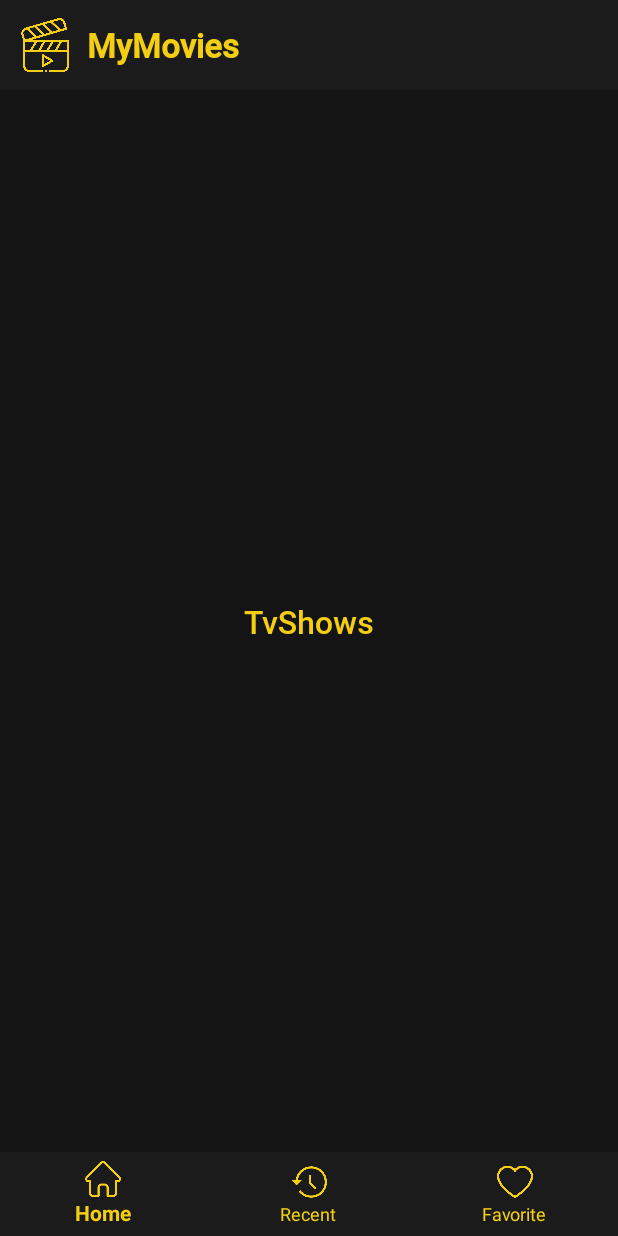
After one commit to muammarahlnn/MyMovies-kt, an Android app: the fragment TvShowsFragment placed in its activity, on a phone screen of 412 x 824 dp. The commit adds this screen. Run offline under Robolectric (Android 15) with nearby library versions, the phone set to English and light mode, and no system bars; 1 statement that could not run was skipped.

Commit message:
add viewpager in home fragment

```diff
--- a/app/build.gradle
+++ b/app/build.gradle
@@ -9,7 +9,7 @@ android {
     buildToolsVersion "30.0.3"
 
     defaultConfig {
-        applicationId "com.ardnn.mymovies"
+        applicationId "com.ardnn.mymovieskt"
         minSdkVersion 21
         targetSdkVersion 30
         versionCode 1
--- a/app/src/main/java/com/ardnn/mymovies/activities/MainActivity.kt
+++ b/app/src/main/java/com/ardnn/mymovies/activities/MainActivity.kt
@@ -8,6 +8,7 @@ import com.ardnn.mymovies.R
 import androidx.fragment.app.Fragment
 import androidx.fragment.app.FragmentManager
 import com.ardnn.mymovies.fragments.FavoriteFragment
+import com.ardnn.mymovies.fragments.HomeFragment
 import com.ardnn.mymovies.fragments.MoviesFragment
 import com.ardnn.mymovies.fragments.RecentFragment
 import com.google.android.material.bottomnavigation.BottomNavigationView
@@ -19,11 +20,11 @@ class MainActivity : AppCompatActivity(), BottomNavigationView.OnNavigationItemS
     private lateinit var tvTitle: TextView
 
     // fragments
-    private val fragmentMovies: Fragment = MoviesFragment()
+    private val fragmentHome: Fragment = HomeFragment()
     private val fragmentRecent: Fragment = RecentFragment()
     private val fragmentFavorite: Fragment = FavoriteFragment()
     private val fragmentManager: FragmentManager = supportFragmentManager
-    private var fragmentActive: Fragment = fragmentMovies
+    private var fragmentActive: Fragment = fragmentHome
 
     override fun onCreate(savedInstanceState: Bundle?) {
         super.onCreate(savedInstanceState)
@@ -43,7 +44,7 @@ class MainActivity : AppCompatActivity(), BottomNavigationView.OnNavigationItemS
     private fun addFragmentsToFragmentManager() {
         // add main fragments and hide other fragments
         fragmentManager.beginTransaction()
-            .add(R.id.fl_content_main, fragmentMovies)
+            .add(R.id.fl_content_main, fragmentHome)
             .commit()
         fragmentManager.beginTransaction()
             .add(R.id.fl_content_main, fragmentRecent)
@@ -60,7 +61,7 @@ class MainActivity : AppCompatActivity(), BottomNavigationView.OnNavigationItemS
         when (item.itemId) {
             R.id.item_home_main -> {
                 tvTitle.text = resources.getString(R.string.app_name)
-                tempFragment = fragmentMovies
+                tempFragment = fragmentHome
             }
             R.id.item_recent_main -> {
                 tvTitle.text = resources.getString(R.string.recent)
--- /dev/null
+++ b/app/src/main/java/com/ardnn/mymovies/adapters/HomeAdapter.kt
@@ -0,0 +1,26 @@
+package com.ardnn.mymovies.adapters
+
+import androidx.fragment.app.Fragment
+import androidx.fragment.app.FragmentManager
+import androidx.lifecycle.Lifecycle
+import androidx.viewpager2.adapter.FragmentStateAdapter
+import com.ardnn.mymovies.fragments.MoviesFragment
+import com.ardnn.mymovies.fragments.TvShowsFragment
+
+class HomeAdapter(fragmentManager: FragmentManager, lifecycle: Lifecycle) :
+    FragmentStateAdapter(fragmentManager, lifecycle) {
+
+
+    override fun createFragment(position: Int): Fragment {
+        return if (position == 0) {
+            MoviesFragment()
+        } else {
+            TvShowsFragment()
+        }
+    }
+
+    override fun getItemCount(): Int {
+        return 2
+    }
+
+}
--- /dev/null
+++ b/app/src/main/java/com/ardnn/mymovies/fragments/HomeFragment.kt
@@ -0,0 +1,73 @@
+package com.ardnn.mymovies.fragments
+
+import android.os.Bundle
+import androidx.fragment.app.Fragment
+import android.view.LayoutInflater
+import android.view.View
+import android.view.ViewGroup
+import androidx.fragment.app.FragmentManager
+import androidx.viewpager2.widget.ViewPager2
+import com.ardnn.mymovies.R
+import com.ardnn.mymovies.adapters.HomeAdapter
+import com.google.android.material.tabs.TabLayout
+
+class HomeFragment : Fragment() {
+
+    // classes
+    private lateinit var homeAdapter: HomeAdapter
+
+    // widgets
+    private lateinit var tlHome: TabLayout
+    private lateinit var vp2Home: ViewPager2
+
+
+    override fun onCreateView(
+        inflater: LayoutInflater, container: ViewGroup?,
+        savedInstanceState: Bundle?
+    ): View {
+        // Inflate the layout for this fragment
+        val view: View = inflater.inflate(R.layout.fragment_home, container, false)
+
+        // initialize widgets
+        tlHome = view.findViewById(R.id.tl_home)
+        vp2Home = view.findViewById(R.id.vp2_home)
+
+        // set home adapter
+        val fragmentManager: FragmentManager? = activity?.supportFragmentManager
+        if (fragmentManager != null) {
+            homeAdapter = HomeAdapter(fragmentManager, lifecycle)
+            vp2Home.adapter = homeAdapter
+        }
+
+        // add tablayout's tab
+        tlHome.addTab(tlHome.newTab().setText("Movies"))
+        tlHome.addTab(tlHome.newTab().setText("Tv Shows"))
+        tlHome.addOnTabSelectedListener(object : TabLayout.OnTabSelectedListener {
+            override fun onTabSelected(tab: TabLayout.Tab?) {
+                if (tab != null) {
+                    vp2Home.currentItem = tab.position
+                }
+            }
+
+            override fun onTabUnselected(tab: TabLayout.Tab?) {
+                // do nothing
+            }
+
+            override fun onTabReselected(tab: TabLayout.Tab?) {
+                // do nothing
+            }
+
+        })
+
+        // if pager slided
+        vp2Home.registerOnPageChangeCallback(object: ViewPager2.OnPageChangeCallback() {
+            override fun onPageSelected(position: Int) {
+                super.onPageSelected(position)
+
+                tlHome.selectTab(tlHome.getTabAt(position))
+            }
+        })
+
+        return view
+    }
+}
--- a/app/src/main/java/com/ardnn/mymovies/fragments/MoviesFragment.kt
+++ b/app/src/main/java/com/ardnn/mymovies/fragments/MoviesFragment.kt
@@ -8,6 +8,7 @@ import android.view.View
 import android.view.ViewGroup
 import android.widget.ProgressBar
 import android.widget.Toast
+import androidx.constraintlayout.widget.ConstraintLayout
 import androidx.recyclerview.widget.GridLayoutManager
 import androidx.recyclerview.widget.RecyclerView
 import androidx.swiperefreshlayout.widget.SwipeRefreshLayout
--- /dev/null
+++ b/app/src/main/java/com/ardnn/mymovies/fragments/TvShowsFragment.kt
@@ -0,0 +1,60 @@
+package com.ardnn.mymovies.fragments
+
+import android.os.Bundle
+import androidx.fragment.app.Fragment
+import android.view.LayoutInflater
+import android.view.View
+import android.view.ViewGroup
+import com.ardnn.mymovies.R
+
+// TODO: Rename parameter arguments, choose names that match
+// the fragment initialization parameters, e.g. ARG_ITEM_NUMBER
+private const val ARG_PARAM1 = "param1"
+private const val ARG_PARAM2 = "param2"
+
+/**
+ * A simple [Fragment] subclass.
+ * Use the [TvShowsFragment.newInstance] factory method to
+ * create an instance of this fragment.
+ */
+class TvShowsFragment : Fragment() {
+    // TODO: Rename and change types of parameters
+    private var param1: String? = null
+    private var param2: String? = null
+
+    override fun onCreate(savedInstanceState: Bundle?) {
+        super.onCreate(savedInstanceState)
+        arguments?.let {
+            param1 = it.getString(ARG_PARAM1)
+            param2 = it.getString(ARG_PARAM2)
+        }
+    }
+
+    override fun onCreateView(
+        inflater: LayoutInflater, container: ViewGroup?,
+        savedInstanceState: Bundle?
+    ): View? {
+        // Inflate the layout for this fragment
+        return inflater.inflate(R.layout.fragment_tv_shows, container, false)
+    }
+
+    companion object {
+        /**
+         * Use this factory method to create a new instance of
+         * this fragment using the provided parameters.
+         *
+         * @param param1 Parameter 1.
+         * @param param2 Parameter 2.
+         * @return A new instance of fragment TvShowsFragment.
+         */
+        // TODO: Rename and change types and number of parameters
+        @JvmStatic
+        fun newInstance(param1: String, param2: String) =
+            TvShowsFragment().apply {
+                arguments = Bundle().apply {
+                    putString(ARG_PARAM1, param1)
+                    putString(ARG_PARAM2, param2)
+                }
+            }
+    }
+}
--- /dev/null
+++ b/app/src/main/res/layout/fragment_tv_shows.xml
@@ -0,0 +1,22 @@
+<?xml version="1.0" encoding="utf-8"?>
+<androidx.constraintlayout.widget.ConstraintLayout xmlns:android="http://schemas.android.com/apk/res/android"
+    xmlns:app="http://schemas.android.com/apk/res-auto"
+    xmlns:tools="http://schemas.android.com/tools"
+    android:layout_width="match_parent"
+    android:layout_height="match_parent"
+    android:background="@color/black_taskbar"
+    tools:context=".fragments.TvShowsFragment">
+
+    <TextView
+        android:layout_width="wrap_content"
+        android:layout_height="wrap_content"
+        android:text="@string/tvshows"
+        android:textSize="21sp"
+        android:textColor="@color/yellow_primary"
+        android:fontFamily="@font/roboto_medium"
+        app:layout_constraintBottom_toBottomOf="parent"
+        app:layout_constraintEnd_toEndOf="parent"
+        app:layout_constraintStart_toStartOf="parent"
+        app:layout_constraintTop_toTopOf="parent" />
+
+</androidx.constraintlayout.widget.ConstraintLayout>
--- a/app/src/main/res/values/strings.xml
+++ b/app/src/main/res/values/strings.xml
@@ -5,4 +5,7 @@
     <string name="favorite">Favorite</string>
     <string name="home">Home</string>
     <string name="synopsis">Synopsis</string>
+    <!-- TODO: Remove or change this placeholder text -->
+    <string name="hello_blank_fragment">Hello blank fragment</string>
+    <string name="tvshows">TvShows</string>
 </resources>
```
Also changed, not shown: app/src/main/res/layout/fragment_home.xml (added, +24 -0 lines), app/src/main/res/layout/fragment_movies.xml (+10 -30 lines).
